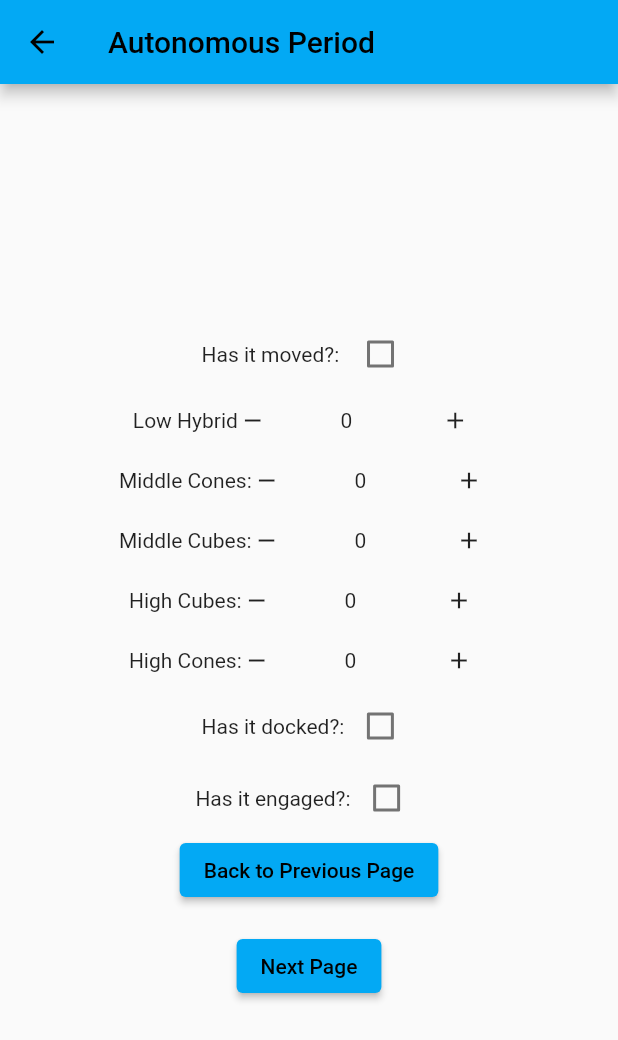
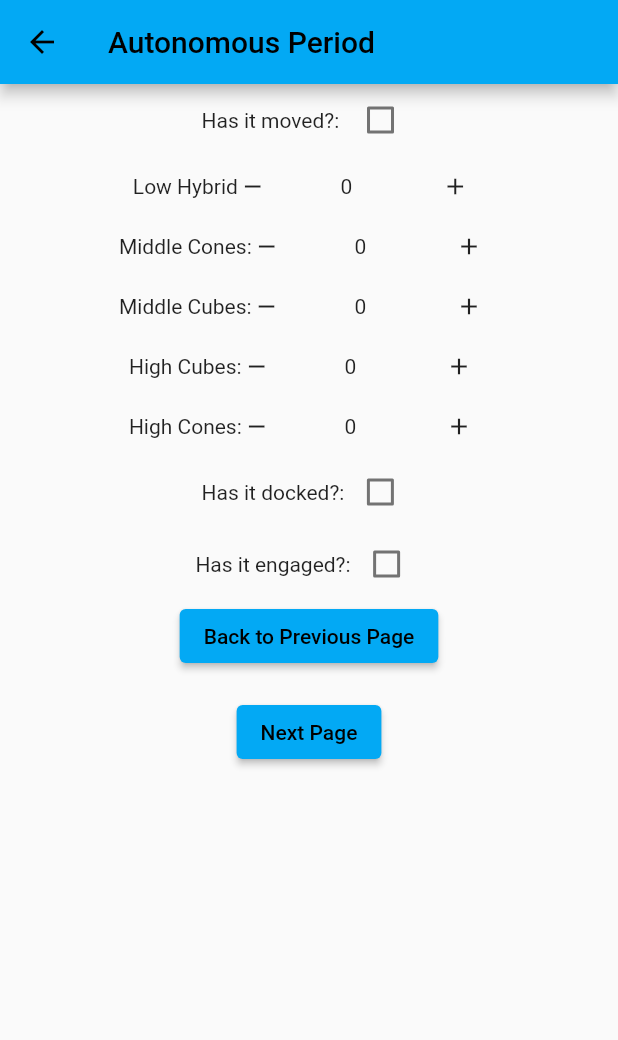
Before and after one commit to team4976/frc-2023-charged-up-scouting, a Flutter app: the AutoPage screen opened by its route, on a phone screen of 412 x 824 dp. Shown: the top 1040 px of the screen. Run offline on Flutter 3.47's test engine with Material 2 defaults, Android fonts, the phone set to English and light mode, and no system bars; our stand-ins replace csv, flutter_hooks, qr_flutter, screenshot, share_plus; missing offline and left inert: flutter_email_sender, qr_code_scanner.

Commit message:
Worlds V-2

```diff
--- a/lib/Auto.dart
+++ b/lib/Auto.dart
@@ -17,9 +17,9 @@ class _AutoPageState extends State<AutoPage> {
       appBar: AppBar(
         title: Text(widget.title),
       ),
-      body: PageView(
-        children: [
-          Column(
+      body: SingleChildScrollView(
+        child: Container(
+          child: Column(
           mainAxisAlignment: MainAxisAlignment.center,
               children: [
 
@@ -47,7 +47,7 @@ class _AutoPageState extends State<AutoPage> {
                     "Next Page"
                 )),
               ])
-       ])
+       ))
     );
   }
 }
```
